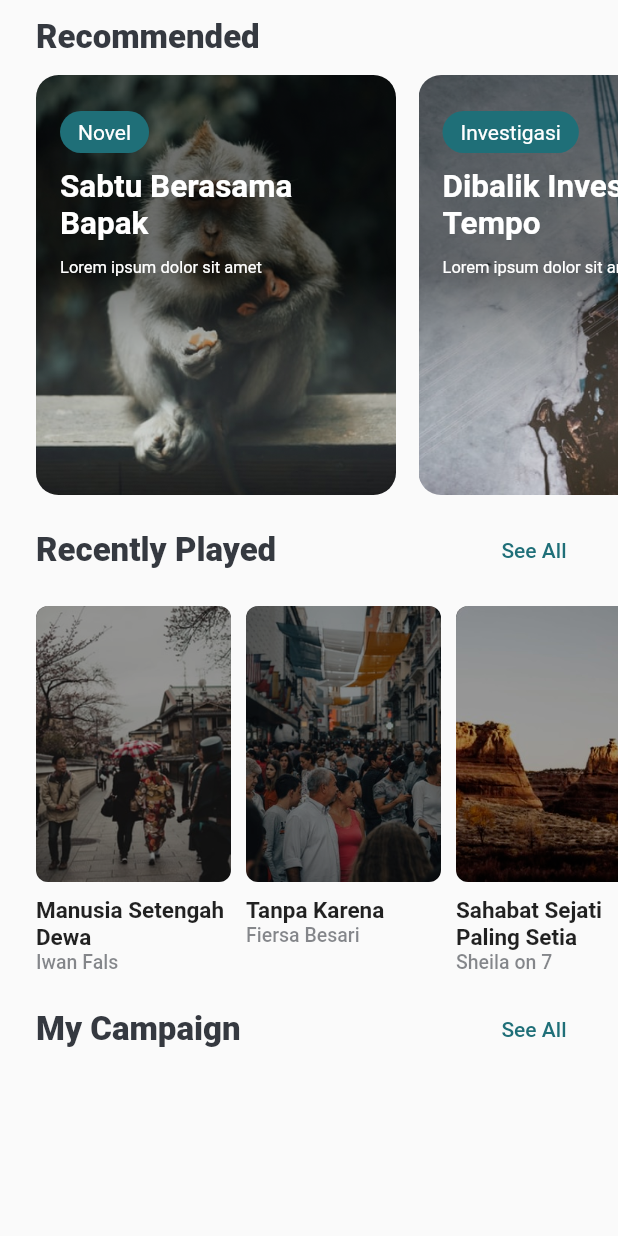
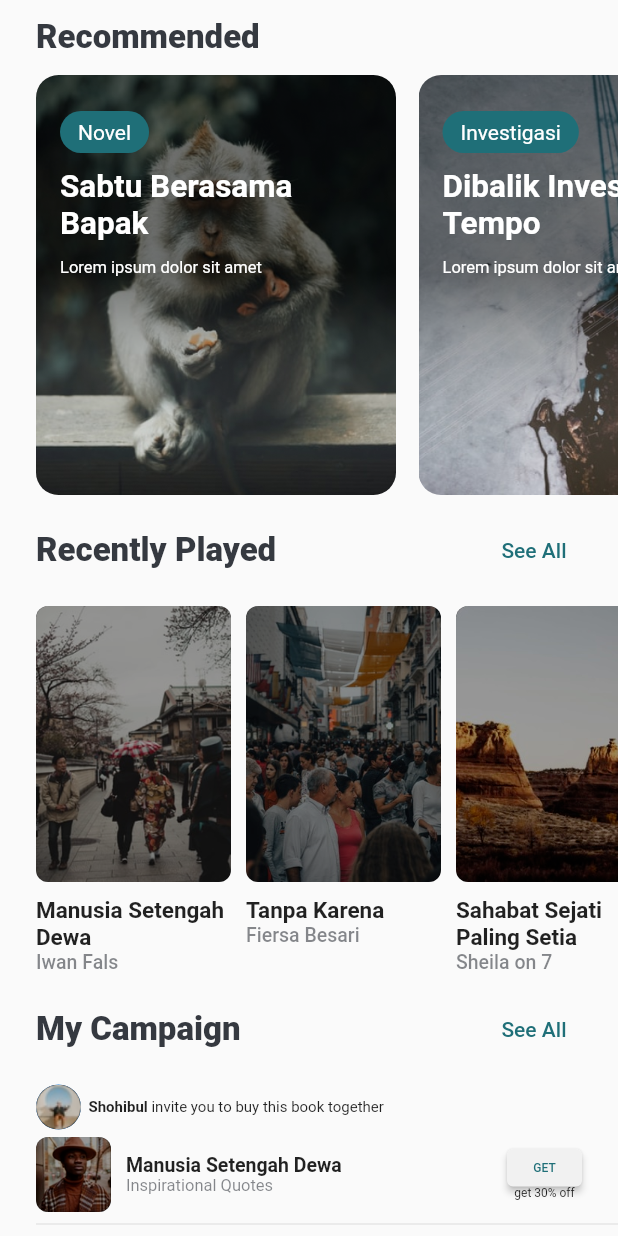
Before and after one commit to Azzamubaidillah/Flutter-UI, a Flutter app: the screen it shows after launch, on a phone screen of 412 x 824 dp. Run offline on Flutter 3.47's test engine with Material 2 defaults, Android fonts, the phone set to English and light mode, and no system bars; our stand-ins replace flutter_signin_button, flutter_svg, get, line_icons.

Commit message:
champaign section

```diff
--- a/nubook/lib/app/modules/home/views/home_view.dart
+++ b/nubook/lib/app/modules/home/views/home_view.dart
@@ -12,6 +12,7 @@ class HomeView extends GetView<HomeController> {
   Widget build(BuildContext context) {
     return Scaffold(
       body: SafeArea(
+        child: SingleChildScrollView(
           child: Padding(
             padding: const EdgeInsets.fromLTRB(kPadding, 0, 0, 0),
             child: Column(
@@ -71,10 +72,122 @@ class HomeView extends GetView<HomeController> {
                 TitleWithButton(
                   title: "My Campaign",
                 ),
+                CampaignComponent(
+                  avatar: "assets/images/avatar_1.png",
+                  image: "assets/images/avatar_2.png",
+                  title: "Manusia Setengah Dewa",
+                  tag: "Inspirational Quotes",
+                  person: "Shohibul",
+                ),
+                Divider(),
+                CampaignComponent(
+                  avatar: "assets/images/avatar_3.png",
+                  image: "assets/images/avatar_4.png",
+                  title: "Tanpa Karena",
+                  tag: "Novel",
+                  person: "Muhammad",
+                )
               ],
             ),
           ),
         ),
+      ),
+    );
+  }
+}
+
+class CampaignComponent extends StatelessWidget {
+  const CampaignComponent({
+    Key? key,
+    required this.avatar,
+    required this.image,
+    required this.title,
+    required this.tag,
+    required this.person,
+  }) : super(key: key);
+
+  final String avatar, image, person, title, tag;
+
+  @override
+  Widget build(BuildContext context) {
+    return Column(
+      children: [
+        Row(
+          children: [
+            CircleAvatar(
+              foregroundImage: AssetImage(avatar),
+              radius: 15,
+            ),
+            Text(
+              "  $person",
+              style: TextStyle(fontWeight: FontWeight.bold, fontSize: 10),
+            ),
+            Text(
+              " invite you to buy this book together",
+              style: TextStyle(fontSize: 10),
+            )
+          ],
+        ),
+        SizedBox(height: 5),
+        Row(
+          mainAxisAlignment: MainAxisAlignment.spaceBetween,
+          children: [
+            ClipRRect(
+              borderRadius: BorderRadius.circular(8),
+              child: Image.asset(image, width: 50),
+            ),
+            SizedBox(width: 10),
+            Row(
+              mainAxisAlignment: MainAxisAlignment.spaceBetween,
+              children: [
+                Column(
+                  crossAxisAlignment: CrossAxisAlignment.start,
+                  children: [
+                    Text(
+                      title,
+                      style:
+                          TextStyle(fontWeight: FontWeight.bold, fontSize: 13),
+                    ),
+                    Text(
+                      tag,
+                      style: TextStyle(
+                        fontWeight: FontWeight.w400,
+                        fontSize: 11,
+                        color: kBlack.withOpacity(0.6),
+                      ),
+                    )
+                  ],
+                ),
+              ],
+            ),
+            Expanded(
+              child: SizedBox(),
+            ),
+            Padding(
+              padding: const EdgeInsets.symmetric(horizontal: kPadding),
+              child: Column(
+                children: [
+                  SizedBox(
+                    width: 50,
+                    height: 25,
+                    child: ElevatedButton(
+                        onPressed: () {},
+                        child: Text(
+                          "GET",
+                          style: TextStyle(color: kPrimary, fontSize: 8),
+                        ),
+                        style: ElevatedButton.styleFrom(primary: kGrayWhite)),
+                  ),
+                  Text(
+                    "get 30% off",
+                    style: TextStyle(fontSize: 8),
+                  )
+                ],
+              ),
+            ),
+          ],
+        ),
+      ],
     );
   }
 }
--- a/nubook/lib/const.dart
+++ b/nubook/lib/const.dart
@@ -2,4 +2,5 @@ import 'package:flutter/cupertino.dart';
 
 const kBlack = Color(0xFF353940);
 const kPrimary = Color(0xFF1F6F78);
+const kGrayWhite = Color(0xFFF1F1F1);
 const kPadding = 24.0;
```
Also changed, not shown: nubook/assets/images/avatar_1.png (added), nubook/assets/images/avatar_2.png (added), nubook/assets/images/avatar_3.png (added), nubook/assets/images/avatar_4.png (added). Lines whose indentation alone changed are shown as unchanged.
